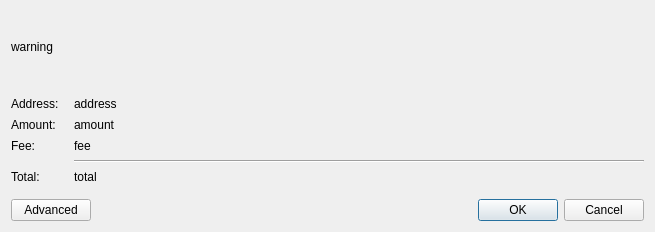
This is src/dialog/txconfdialog.ui in feather-wallet/feather as Qt 5 draws it before an edit. The edited form follows.
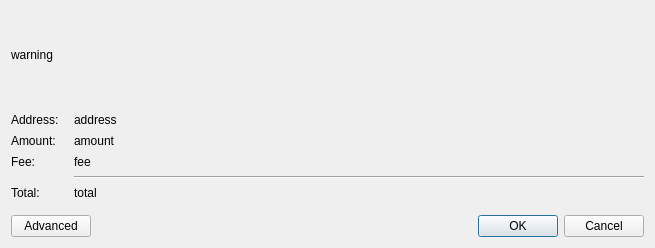
This is the edited form.

Commit message: TxConfDialog: make amounts selectable

Diff of the .ui file:
```diff
--- a/src/dialog/txconfdialog.ui
+++ b/src/dialog/txconfdialog.ui
@@ -7,7 +7,7 @@
     <x>0</x>
     <y>0</y>
     <width>655</width>
-    <height>232</height>
+    <height>248</height>
    </rect>
   </property>
   <property name="windowTitle">
```
Left out of the diff: 12 changed lines with no effect on the pictures.
